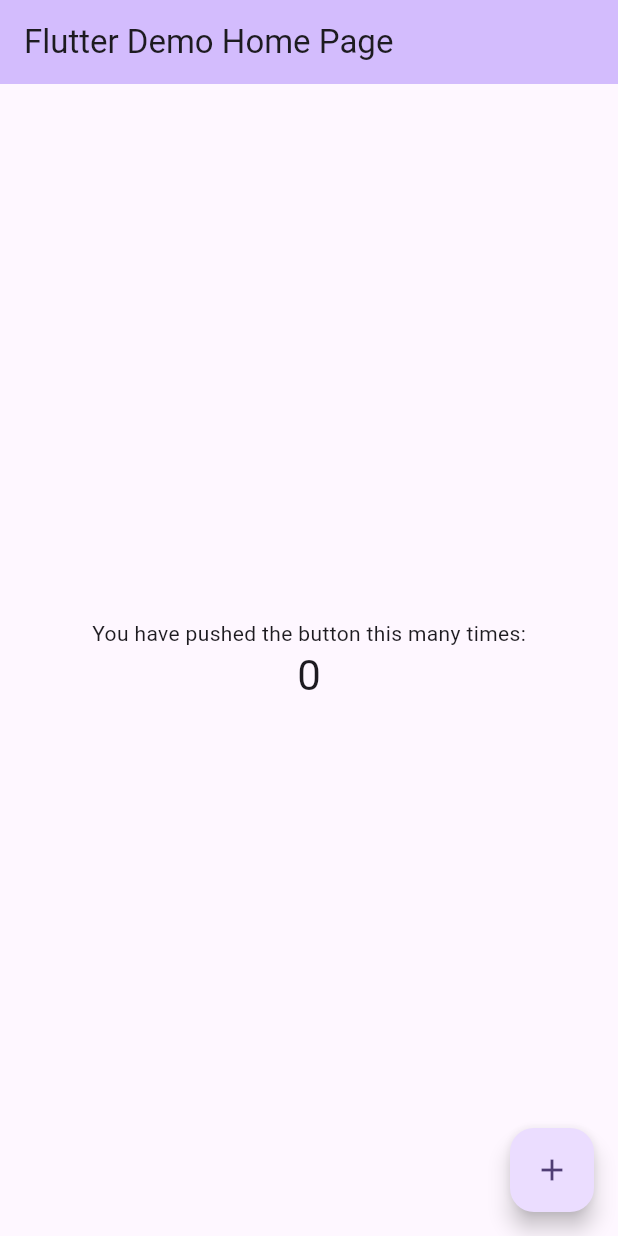
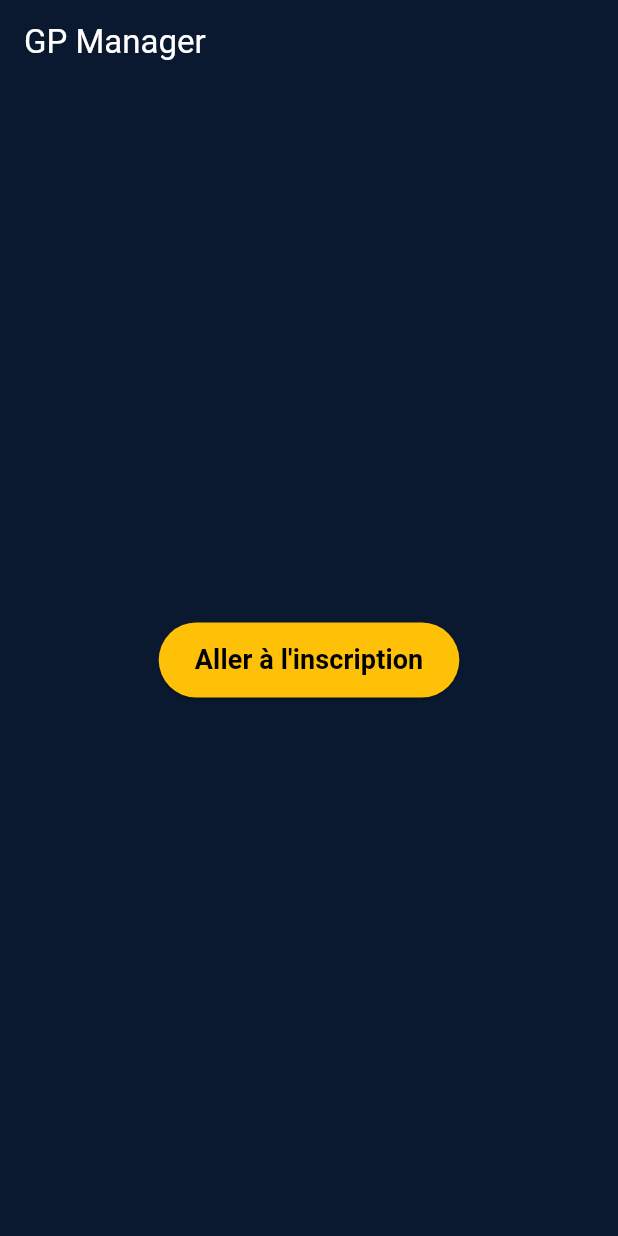
Before and after one commit to aliounebadaramboup11/gp-manager-app, a Flutter app: the screen it shows after launch, on a phone screen of 412 x 824 dp. Run offline on Flutter 3.47's test engine with Material 3 defaults, Android fonts, the phone set to English and light mode, and no system bars.

Commit message:
Inscription fonctionnelle avec serveur Node.js et base PostgreSQL

```diff
--- a/lib/main.dart
+++ b/lib/main.dart
@@ -1,125 +1,43 @@
 import 'package:flutter/material.dart';
+import 'ecran_inscription.dart';
 
 void main() {
-  runApp(const MyApp());
+  runApp(const GPManagerApp());
 }
 
-class MyApp extends StatelessWidget {
-  const MyApp({super.key});
+class GPManagerApp extends StatelessWidget {
+  const GPManagerApp({super.key});
 
-  // This widget is the root of your application.
   @override
   Widget build(BuildContext context) {
     return MaterialApp(
-      title: 'Flutter Demo',
+      title: 'GP Manager',
+      debugShowCheckedModeBanner: false,
       theme: ThemeData(
-        // This is the theme of your application.
-        //
-        // TRY THIS: Try running your application with "flutter run". You'll see
-        // the application has a purple toolbar. Then, without quitting the app,
-        // try changing the seedColor in the colorScheme below to Colors.green
-        // and then invoke "hot reload" (save your changes or press the "hot
-        // reload" button in a Flutter-supported IDE, or press "r" if you used
-        // the command line to start the app).
-        //
-        // Notice that the counter didn't reset back to zero; the application
-        // state is not lost during the reload. To reset the state, use hot
-        // restart instead.
-        //
-        // This works for code too, not just values: Most code changes can be
-        // tested with just a hot reload.
-        colorScheme: ColorScheme.fromSeed(seedColor: Colors.deepPurple),
-        useMaterial3: true,
+        scaffoldBackgroundColor: const Color(0xFF0A192F),
+        primaryColor: const Color(0xFFD4AF37),
       ),
-      home: const MyHomePage(title: 'Flutter Demo Home Page'),
+      home: const EcranAccueil(),
     );
   }
 }
 
-class MyHomePage extends StatefulWidget {
-  const MyHomePage({super.key, required this.title});
-
-  // This widget is the home page of your application. It is stateful, meaning
-  // that it has a State object (defined below) that contains fields that affect
-  // how it looks.
-
-  // This class is the configuration for the state. It holds the values (in this
-  // case the title) provided by the parent (in this case the App widget) and
-  // used by the build method of the State. Fields in a Widget subclass are
-  // always marked "final".
-
-  final String title;
-
-  @override
-  State<MyHomePage> createState() => _MyHomePageState();
-}
-
-class _MyHomePageState extends State<MyHomePage> {
-  int _counter = 0;
-
-  void _incrementCounter() {
-    setState(() {
-      // This call to setState tells the Flutter framework that something has
-      // changed in this State, which causes it to rerun the build method below
-      // so that the display can reflect the updated values. If we changed
-      // _counter without calling setState(), then the build method would not be
-      // called again, and so nothing would appear to happen.
-      _counter++;
-    });
-  }
+class EcranAccueil extends StatelessWidget {
+  const EcranAccueil({super.key});
 
   @override
   Widget build(BuildContext context) {
-    // This method is rerun every time setState is called, for instance as done
-    // by the _incrementCounter method above.
-    //
-    // The Flutter framework has been optimized to make rerunning build methods
-    // fast, so that you can just rebuild anything that needs updating rather
-    // than having to individually change instances of widgets.
     return Scaffold(
-      appBar: AppBar(
-        // TRY THIS: Try changing the color here to a specific color (to
-        // Colors.amber, perhaps?) and trigger a hot reload to see the AppBar
-        // change color while the other colors stay the same.
-        backgroundColor: Theme.of(context).colorScheme.inversePrimary,
-        // Here we take the value from the MyHomePage object that was created by
-        // the App.build method, and use it to set our appbar title.
-        title: Text(widget.title),
-      ),
+      appBar: AppBar(title: const Text('GP Manager', style: TextStyle(color: Colors.white)), backgroundColor: const Color(0xFF0A192F)),
       body: Center(
-        // Center is a layout widget. It takes a single child and positions it
-        // in the middle of the parent.
-        child: Column(
-          // Column is also a layout widget. It takes a list of children and
-          // arranges them vertically. By default, it sizes itself to fit its
-          // children horizontally, and tries to be as tall as its parent.
-          //
-          // Column has various properties to control how it sizes itself and
-          // how it positions its children. Here we use mainAxisAlignment to
-          // center the children vertically; the main axis here is the vertical
-          // axis because Columns are vertical (the cross axis would be
-          // horizontal).
-          //
-          // TRY THIS: Invoke "debug painting" (choose the "Toggle Debug Paint"
-          // action in the IDE, or press "p" in the console), to see the
-          // wireframe for each widget.
-          mainAxisAlignment: MainAxisAlignment.center,
-          children: <Widget>[
-            const Text(
-              'You have pushed the button this many times:',
-            ),
-            Text(
-              '$_counter',
-              style: Theme.of(context).textTheme.headlineMedium,
-            ),
-          ],
+        child: ElevatedButton(
+          style: ElevatedButton.styleFrom(backgroundColor: Colors.amber, foregroundColor: Colors.black, minimumSize: const Size(200, 50)),
+          onPressed: () {
+            Navigator.push(context, MaterialPageRoute(builder: (context) => const EcranInscription()));
+          },
+          child: const Text('Aller à l\'inscription', style: TextStyle(fontSize: 18, fontWeight: FontWeight.bold)),
         ),
       ),
-      floatingActionButton: FloatingActionButton(
-        onPressed: _incrementCounter,
-        tooltip: 'Increment',
-        child: const Icon(Icons.add),
-      ), // This trailing comma makes auto-formatting nicer for build methods.
     );
   }
 }
```
Also changed, not shown: lib/api_service.dart (+19 -40 lines), lib/ecran_inscription.dart (added, +82 -0 lines).
